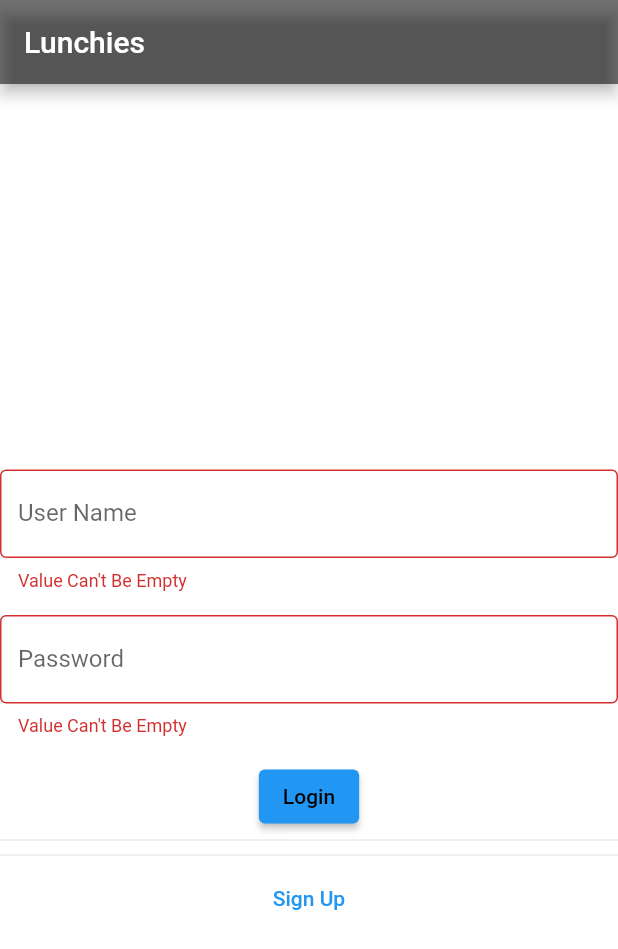
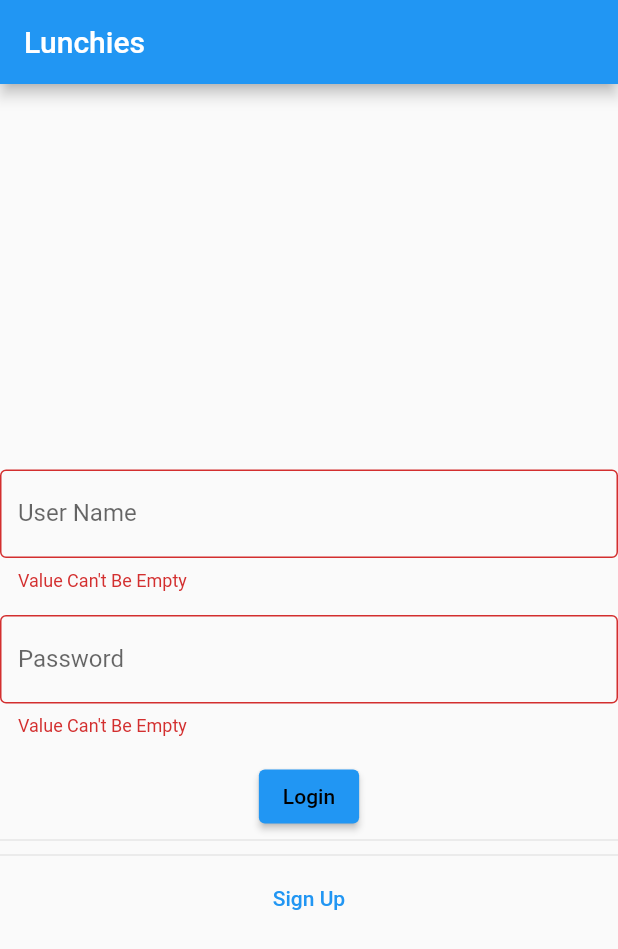
Before and after one commit to RoyAvidar/Flutter_Nestjs, a Flutter app: the screen it shows after launch, after a tap on "Login", on a phone screen of 412 x 824 dp. Shown: the top 949 px of the screen. Run offline on Flutter 3.47's test engine with Material 2 defaults, Android fonts, the phone set to English and light mode, and no system bars; drawn by our look-alikes of flutter_settings_screens; our stand-ins replace adaptive_theme, graphql_flutter, image_picker, shared_preferences; missing offline and left inert: dart:ffi; network calls fail.

Commit message:
isDarkMode fixed, tabBarView workaround

```diff
--- a/lib/main.dart
+++ b/lib/main.dart
@@ -1,3 +1,4 @@
+import 'package:adaptive_theme/adaptive_theme.dart';
 import 'package:flutter/material.dart';
 import 'package:flutter_main/providers/auth.dart';
 import 'package:flutter_main/providers/category_provider.dart';
@@ -7,7 +8,6 @@ import 'package:flutter_main/screens/settings/header_settings_screen.dart';
 import 'package:flutter_main/screens/splash_screen.dart';
 import 'package:flutter_settings_screens/flutter_settings_screens.dart';
 import 'package:provider/provider.dart';
-import 'package:shared_preferences/shared_preferences.dart';
 
 import '../providers/cart.dart';
 import '../providers/orders.dart';
@@ -19,18 +19,32 @@ Future main() async {
   runApp(MyApp());
 }
 
-class MyApp extends StatelessWidget {
-//   @override
-//   State<MyApp> createState() => _MyAppState();
-// }
+class MyApp extends StatefulWidget {
+  @override
+  State<MyApp> createState() => _MyAppState();
+}
 
-// class _MyAppState extends State<MyApp> {
+class _MyAppState extends State<MyApp> {
+  ThemeData? theme;
+
+  Future<ThemeData?> getThemeData() async {
+    final dbThemeData = await Provider.of<UserProvider>(context).theme();
+    setState(() {
+      theme = dbThemeData;
+    });
+    return theme;
+  }
 
   @override
+  void initState() {
+    // TODO: implement initState
+    super.initState();
+    this.getThemeData();
+  }
+
+//   @override
+  @override
   Widget build(BuildContext context) {
-    // final prefs = await SharedPreferences.getInstance();
-    // final isDarkModeTheme = Provider
-    // final isDarkMode = Settings.getValue<bool>(HeaderScreen.keyDarkMode, true);
     return MultiProvider(
       providers: [
         ChangeNotifierProvider(
@@ -55,31 +69,15 @@ class MyApp extends StatelessWidget {
           create: (ctx) => ReviewsProvider(),
         )
       ],
-      child: Consumer<AuthProvider>(
-        builder: (ctx, authData, child) => ValueChangeObserver<bool>(
-          cacheKey: HeaderScreen.keyDarkMode,
-          defaultValue: false,
-          builder: (_, isDarkMode, __) => MaterialApp(
-            title: 'Lunchies',
-            // theme: ,
-            theme: isDarkMode
-                ? ThemeData.dark().copyWith(
-                    primaryColor: Colors.teal[200],
-                    accentColor: Colors.red,
-                    scaffoldBackgroundColor: Color(0xFF170635),
-                    canvasColor: Color(0xFF170635),
-                    appBarTheme: AppBarTheme(color: Colors.blueGrey),
-                  )
-                : ThemeData.light().copyWith(
-                    primaryColor: Colors.blue,
-                    accentColor: Colors.lightBlue,
-                    scaffoldBackgroundColor: Colors.white,
-                    canvasColor: Colors.white,
-                    appBarTheme: AppBarTheme(color: Colors.black54),
-                  ),
-            home: SplashScreen(),
-            routes: Routes().routers,
-          ),
+      child: AdaptiveTheme(
+        light: ThemeData.light(),
+        dark: ThemeData.dark(),
+        initial: AdaptiveThemeMode.system,
+        builder: (light, dark) => MaterialApp(
+          theme: light,
+          darkTheme: dark,
+          home: SplashScreen(),
+          routes: Routes().routers,
         ),
       ),
     );
--- a/lib/providers/user_provider.dart
+++ b/lib/providers/user_provider.dart
@@ -254,6 +254,7 @@ class UserProvider with ChangeNotifier {
 
   Future<ThemeData> theme() async {
     final isDarkMode = await getUserDarkMode();
+    print(isDarkMode);
     return isDarkMode
         ? ThemeData.dark().copyWith(
             primaryColor: Colors.teal[200],
--- a/lib/screens/splash_screen.dart
+++ b/lib/screens/splash_screen.dart
@@ -74,7 +74,7 @@ class _SplashScreenState extends State<SplashScreen> {
   Future<bool> _getUserDarkMode() async {
     var userDarkmode = await Provider.of<UserProvider>(context, listen: false)
         .getUserDarkMode();
-    print(userDarkmode);
+    // print(userDarkmode);
     // HeaderScreen.keyDarkMode = userDarkMode.toString();
     final prefs = await SharedPreferences.getInstance();
     prefs.setBool('userDarkMode', userDarkmode);
--- a/pubspec.yaml
+++ b/pubspec.yaml
@@ -27,6 +27,7 @@ dependencies:
   intl: ^0.17.0
   http: ^0.13.4
   shared_preferences: ^2.0.8
+  adaptive_theme: ^2.3.0
 
 
   # The following adds the Cupertino Icons font to your application.
```
Also changed, not shown: lib/screens/auth_screen.dart (+8 -5 lines), lib/screens/overview_screen.dart (+10 -5 lines), lib/screens/settings/header_settings_screen.dart (+4 -3 lines), pubspec.lock.
